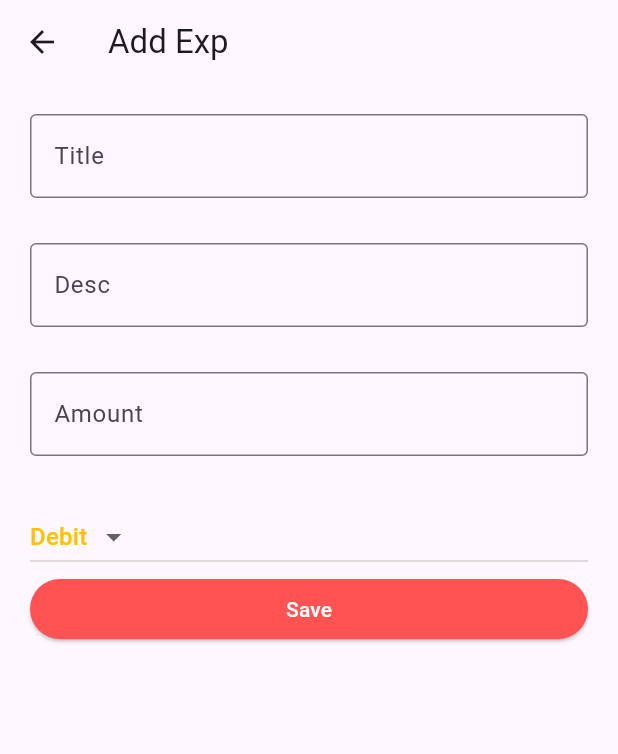
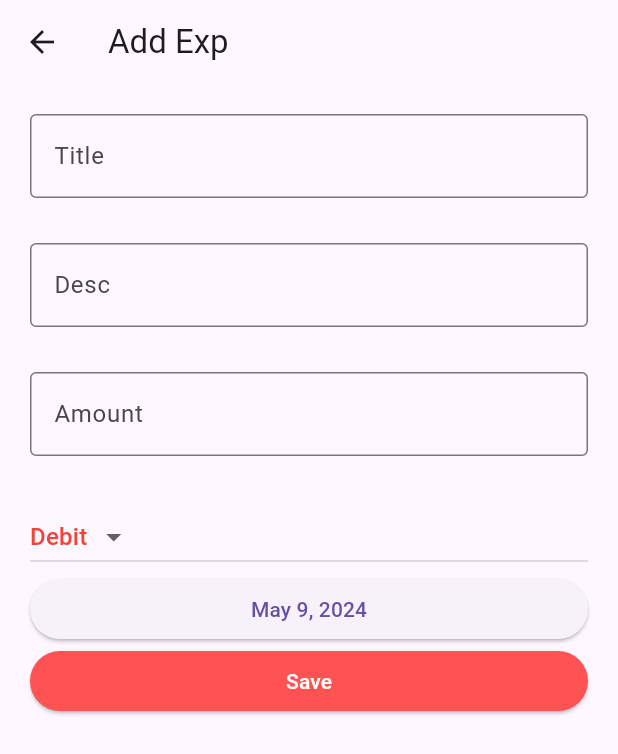
Before and after one commit to inderpalsingh/expense_tracker, a Flutter app: the AddExpensePage screen opened directly, on a phone screen of 412 x 824 dp. Shown: the top 754 px of the screen. Run offline on Flutter 3.47's test engine with Material 3 defaults, Android fonts, the phone set to English and light mode, and no system bars; our stand-ins replace animated_text_kit, flutter_bloc, shared_preferences, sqflite; accounts and stored records are empty.

Commit message:
selectedDate added

```diff
--- a/lib/bloc/bloc_expense/expense_bloc.dart
+++ b/lib/bloc/bloc_expense/expense_bloc.dart
@@ -10,7 +10,7 @@ class ExpenseBloc extends Bloc<ExpenseEvent, ExpenseState>{
 
   ExpenseBloc({required this.db}): super(InitializationState()){
 
-    on<InitializationEvent>((event, emit)async{
+    on<FetchExpenseEvent>((event, emit)async{
       emit(LoadingState());
       List<ExpenseModel> mData = await db.fetchExpense();
       emit(SuccessfulState(allExpenseState: mData));
--- a/lib/bloc/bloc_expense/expense_event.dart
+++ b/lib/bloc/bloc_expense/expense_event.dart
@@ -3,7 +3,7 @@ import 'package:expense_tracker/data/model/expense_model.dart';
 sealed class ExpenseEvent{}
 
 
-class InitializationEvent extends ExpenseEvent{}
+class FetchExpenseEvent extends ExpenseEvent{}
 
 class AddExpenseEvent extends ExpenseEvent{
   ExpenseModel addExpenseModel;
--- a/lib/domain/repositories/local/db_repository.dart
+++ b/lib/domain/repositories/local/db_repository.dart
@@ -104,7 +104,7 @@ class DbConnection {
     var db = await getDB();
     var userUid = await getUID();
 
-    var getUser = await db.query(TABLE_USER, where: '$TABLE_EXPENSE = ?', whereArgs: ['$userUid']);
+    var getUser = await db.query(TABLE_EXPENSE, where: '$TABLE_USER_ID = ?', whereArgs: ['$userUid']);
 
     List<ExpenseModel> getDbUsers = [];
 
--- a/lib/presentation/screens/add_page/add_expense.dart
+++ b/lib/presentation/screens/add_page/add_expense.dart
@@ -96,12 +96,17 @@ class _AddExpensePageState extends State<AddExpensePage> {
                   return DropdownMenuItem(
                     value: type,
                       child: Text(type,
-                        style: const TextStyle(color: Colors.amber),
+                        style: const TextStyle(color: Colors.red),
                       )
                   );
                 }).toList()
               ),
             ),
+            ElevatedButton(
+                onPressed: (){
+                  selectedDate(context);
+                },
+                child: Text(DateFormat.yMMMMd().format(expenseDate))),
             ElevatedButton(
               style: ElevatedButton.styleFrom(
                 backgroundColor: Colors.redAccent,
@@ -120,8 +125,9 @@ class _AddExpensePageState extends State<AddExpensePage> {
                         balance: widget.balance.toString()
 
                       )));
+                  Navigator.pop(context);
                 },
-                child: const Text('Save')
+                child: const Text('Save'),
             )
           ],
         ),
```
Also changed, not shown: lib/presentation/screens/home_page/home_page.dart (+9 -0 lines).
